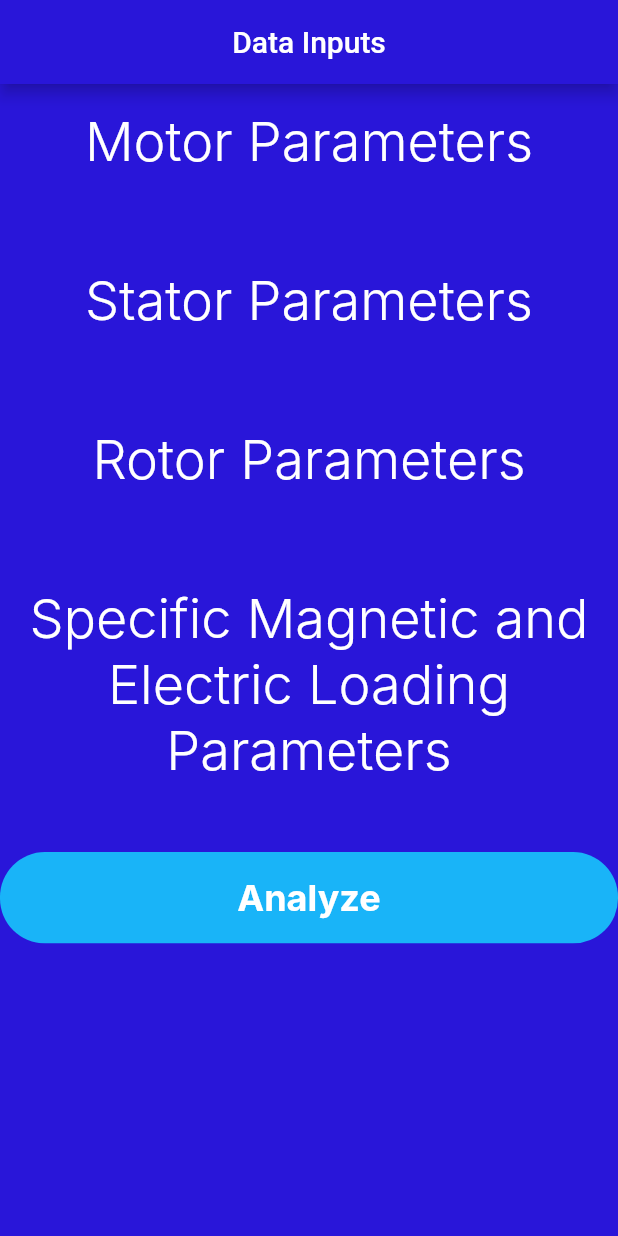
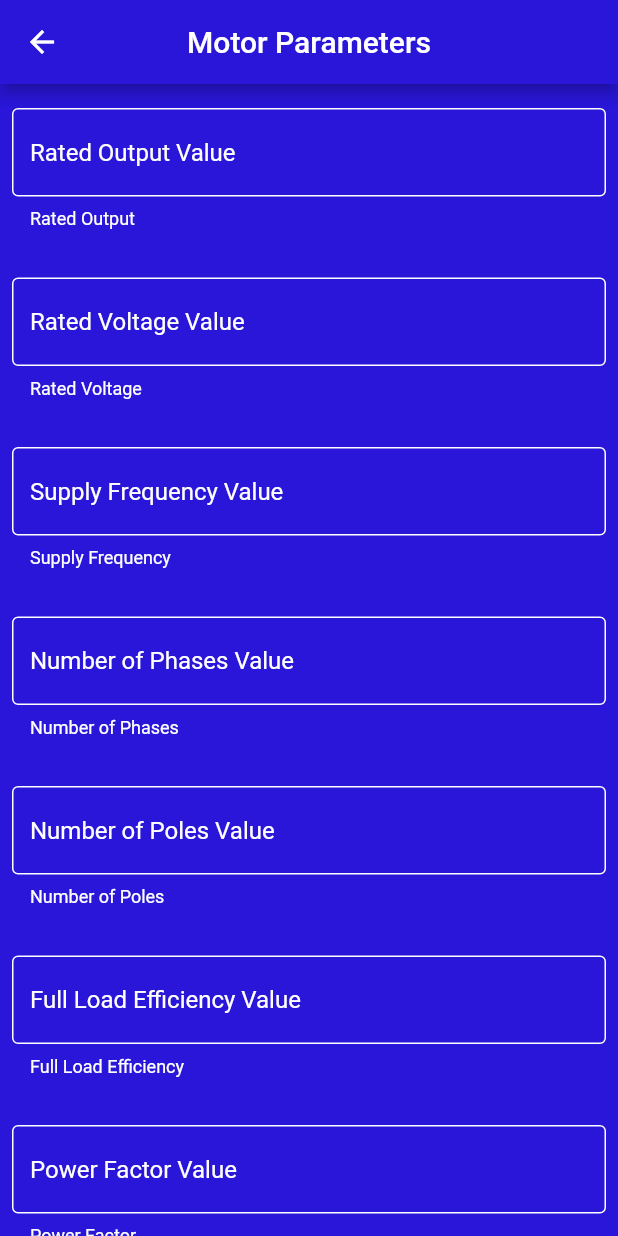
Before and after one commit to Yasin4261/Indiksiyon-motor-uygulamas-, a Flutter app: the screen it shows after launch, after a tap on "Motor Parameters", on a phone screen of 412 x 824 dp. Run offline on Flutter 3.47's test engine with Material 2 defaults, Android fonts, the light colour scheme and no system bars; Roboto replaces fonts that are missing (Inter).

Commit message:
Motor Parameters sayfasında button görünmüyor sayfanın tek eksiği (front end)

```diff
--- a/induksiyon_motor_app/lib/categories.dart
+++ b/induksiyon_motor_app/lib/categories.dart
@@ -1,4 +1,8 @@
 import "package:flutter/material.dart";
+import "motor_parameters.dart";
+import "specific_magneting_electric_loading_parameters.dart";
+import 'stator_parameters.dart';
+import 'rotor_parameters.dart';
 
 class CategoriesPage extends StatefulWidget {
   const CategoriesPage({Key? key}) : super(key: key);
@@ -28,7 +32,13 @@ class _CategoriesPageState extends State<CategoriesPage> {
                     padding: const EdgeInsets.all(16.0),
                     primary: Colors.white,
                   ),
-                  onPressed: () {},
+                  onPressed: () {
+                    Navigator.push(
+                      context,
+                      MaterialPageRoute(
+                          builder: (context) => const MotorParameters()),
+                    );
+                  },
                   child: const Flexible(
                     child: Text("Motor Parameters",
                         style: TextStyle(
@@ -46,7 +56,13 @@ class _CategoriesPageState extends State<CategoriesPage> {
                     padding: const EdgeInsets.all(16.0),
                     primary: Colors.white,
                   ),
-                  onPressed: () {},
+                  onPressed: () {
+                    Navigator.push(
+                      context,
+                      MaterialPageRoute(
+                          builder: (context) => const StatorParameters()),
+                    );
+                  },
                   child: const Flexible(
                     child: Text("Stator Parameters",
                         style: TextStyle(
@@ -64,7 +80,13 @@ class _CategoriesPageState extends State<CategoriesPage> {
                     padding: const EdgeInsets.all(16.0),
                     primary: Colors.white,
                   ),
-                  onPressed: () {},
+                  onPressed: () {
+                    Navigator.push(
+                      context,
+                      MaterialPageRoute(
+                          builder: (context) => const RotorParameters()),
+                    );
+                  },
                   child: const Flexible(
                     child: Text("Rotor Parameters",
                         style: TextStyle(
@@ -82,7 +104,14 @@ class _CategoriesPageState extends State<CategoriesPage> {
                     padding: const EdgeInsets.all(16.0),
                     primary: Colors.white,
                   ),
-                  onPressed: () {},
+                  onPressed: () {
+                    Navigator.push(
+                      context,
+                      MaterialPageRoute(
+                          builder: (context) =>
+                              const MagnetingElectricLoadingParameters()),
+                    );
+                  },
                   child: const Flexible(
                     child: Text(
                         "Specific Magnetic and Electric Loading Parameters",
@@ -97,14 +126,14 @@ class _CategoriesPageState extends State<CategoriesPage> {
               const SizedBox(height: 30),
               ClipRRect(
                   borderRadius: BorderRadius.circular(30),
-                  child: Container(
+                  child: SizedBox(
                     width: MediaQuery.of(context).size.width,
                     child: Stack(
                       children: <Widget>[
                         Positioned.fill(
                           child: Container(
                             decoration: const BoxDecoration(
-                              color: const Color(0xff19b4f8),
+                              color: Color(0xff19b4f8),
                             ),
                           ),
                         ),
@@ -119,8 +148,8 @@ class _CategoriesPageState extends State<CategoriesPage> {
                                 fontFamily: "Inter",
                               )),
                           onPressed: () {},
-                          child: Center(
-                            child: const Text('Analyze'),
+                          child: const Center(
+                            child: Text('Analyze'),
                           ),
                         ),
                       ],
--- a/induksiyon_motor_app/lib/motor_parameters.dart
+++ b/induksiyon_motor_app/lib/motor_parameters.dart
@@ -0,0 +1,145 @@
+import 'package:flutter/material.dart';
+
+class MotorParameters extends StatefulWidget {
+  const MotorParameters({Key? key}) : super(key: key);
+
+  @override
+  State<MotorParameters> createState() => _MotorParametersState();
+}
+
+class _MotorParametersState extends State<MotorParameters> {
+  @override
+  Widget build(BuildContext context) {
+    return Scaffold(
+      backgroundColor: const Color(0xff2916d9),
+      appBar: AppBar(
+        backgroundColor: const Color(0xff2916d9),
+        title: const Text("Motor Parameters"),
+        centerTitle: true,
+      ),
+      body: SingleChildScrollView(
+        child: Center(
+          child: Column(
+            crossAxisAlignment: CrossAxisAlignment.center,
+            children: const [
+              Padding(
+                padding: EdgeInsets.symmetric(horizontal: 8, vertical: 16),
+                child: TextField(
+                    controller: null,
+                    maxLines: 1,
+                    decoration: InputDecoration(
+                        enabledBorder: OutlineInputBorder(
+                          borderSide: BorderSide(
+                            color: Colors.white,
+                          ),
+                        ),
+                        hintText: "Rated Output Value",
+                        helperText: "Rated Output",
+                        hintStyle: TextStyle(color: Colors.white),
+                        helperStyle: TextStyle(color: Colors.white))),
+              ),
+              Padding(
+                padding: EdgeInsets.symmetric(horizontal: 8, vertical: 16),
+                child: TextField(
+                  decoration: InputDecoration(
+                      enabledBorder: OutlineInputBorder(
+                        borderSide: BorderSide(
+                          color: Colors.white,
+                        ),
+                      ),
+                      hintText: 'Rated Voltage Value',
+                      helperText: "Rated Voltage",
+                      hintStyle: TextStyle(color: Colors.white),
+                      helperStyle: TextStyle(color: Colors.white)),
+                ),
+              ),
+              Padding(
+                padding: EdgeInsets.symmetric(horizontal: 8, vertical: 16),
+                child: TextField(
+                  decoration: InputDecoration(
+                      enabledBorder: OutlineInputBorder(
+                        borderSide: BorderSide(
+                          color: Colors.white,
+                        ),
+                      ),
+                      hintText: 'Supply Frequency Value',
+                      helperText: "Supply Frequency",
+                      hintStyle: TextStyle(color: Colors.white),
+                      helperStyle: TextStyle(color: Colors.white)),
+                ),
+              ),
+              Padding(
+                padding: EdgeInsets.symmetric(horizontal: 8, vertical: 16),
+                child: TextField(
+                  decoration: InputDecoration(
+                      enabledBorder: OutlineInputBorder(
+                        borderSide: BorderSide(
+                          color: Colors.white,
+                        ),
+                      ),
+                      hintText: 'Number of Phases Value',
+                      helperText: "Number of Phases",
+                      hintStyle: TextStyle(color: Colors.white),
+                      helperStyle: TextStyle(color: Colors.white)),
+                ),
+              ),
+              Padding(
+                padding: EdgeInsets.symmetric(horizontal: 8, vertical: 16),
+                child: TextField(
+                  decoration: InputDecoration(
+                      enabledBorder: OutlineInputBorder(
+                        borderSide: BorderSide(
+                          color: Colors.white,
+                        ),
+                      ),
+                      hintText: 'Number of Poles Value',
+                      helperText: "Number of Poles",
+                      hintStyle: TextStyle(color: Colors.white),
+                      helperStyle: TextStyle(color: Colors.white)),
+                ),
+              ),
+              Padding(
+                padding: EdgeInsets.symmetric(horizontal: 8, vertical: 16),
+                child: TextField(
+                  decoration: InputDecoration(
+                      enabledBorder: OutlineInputBorder(
+                        borderSide: BorderSide(
+                          color: Colors.white,
+                        ),
+                      ),
+                      hintText: 'Full Load Efficiency Value',
+                      helperText: "Full Load Efficiency",
+                      hintStyle: TextStyle(color: Colors.white),
+                      helperStyle: TextStyle(color: Colors.white)),
+                ),
+              ),
+              Padding(
+                padding: EdgeInsets.symmetric(horizontal: 8, vertical: 16),
+                child: TextField(
+                  decoration: InputDecoration(
+                      enabledBorder: OutlineInputBorder(
+                        borderSide: BorderSide(
+                          color: Colors.white,
+                        ),
+                      ),
+                      hintText: 'Power Factor Value',
+                      helperText: "Power Factor",
+                      hintStyle: TextStyle(color: Colors.white),
+                      helperStyle: TextStyle(color: Colors.white)),
+                ),
+              ),
+              ElevatedButton(
+                onPressed: null,
+                child: const Text('Elevated'),
+                /*style: ButtonStyle(
+                  foregroundColor:
+                      MaterialStateProperty.all(Colors.greenAccent),
+                ),*/
+              ),
+            ],
+          ),
+        ),
+      ),
+    );
+  }
+}
--- a/induksiyon_motor_app/lib/rotor_parameters.dart
+++ b/induksiyon_motor_app/lib/rotor_parameters.dart
@@ -0,0 +1,10 @@
+import 'package:flutter/material.dart';
+
+class RotorParameters extends StatelessWidget {
+  const RotorParameters({Key? key}) : super(key: key);
+
+  @override
+  Widget build(BuildContext context) {
+    return const Scaffold();
+  }
+}
--- a/induksiyon_motor_app/lib/specific_magneting_electric_loading_parameters.dart
+++ b/induksiyon_motor_app/lib/specific_magneting_electric_loading_parameters.dart
@@ -0,0 +1,10 @@
+import 'package:flutter/material.dart';
+
+class MagnetingElectricLoadingParameters extends StatelessWidget {
+  const MagnetingElectricLoadingParameters({Key? key}) : super(key: key);
+
+  @override
+  Widget build(BuildContext context) {
+    return const Scaffold();
+  }
+}
--- a/induksiyon_motor_app/lib/stator_parameters.dart
+++ b/induksiyon_motor_app/lib/stator_parameters.dart
@@ -0,0 +1,10 @@
+import 'package:flutter/material.dart';
+
+class StatorParameters extends StatelessWidget {
+  const StatorParameters({Key? key}) : super(key: key);
+
+  @override
+  Widget build(BuildContext context) {
+    return const Scaffold();
+  }
+}
```
